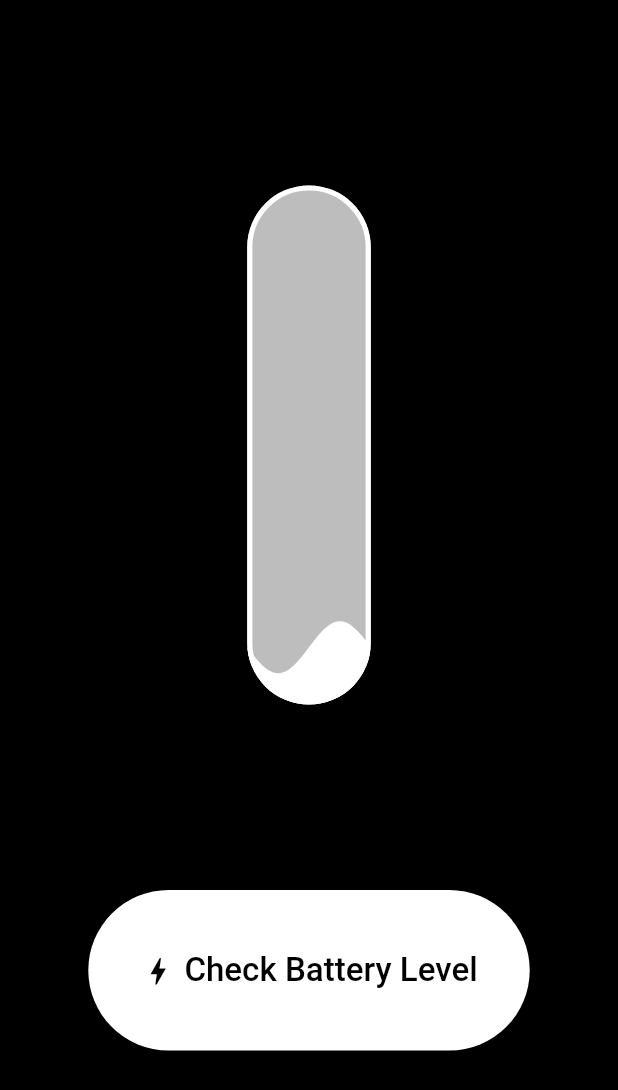
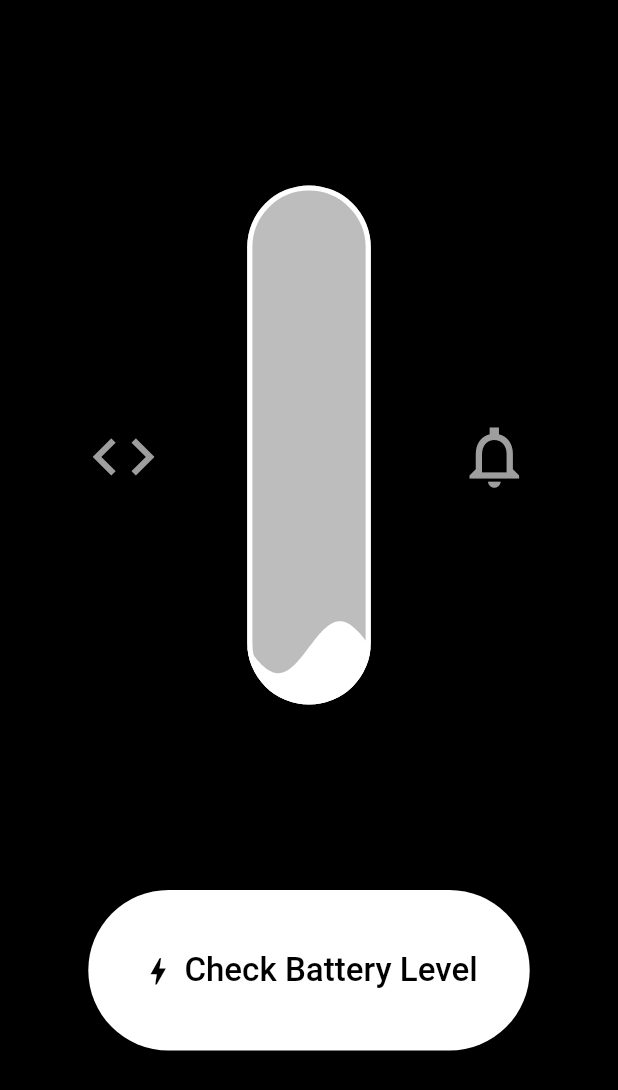
Before and after one commit to devberkay/battery_status, a Flutter app: the screen it shows after launch, on a phone screen of 412 x 824 dp. Shown: the top 1090 px of the screen. Run offline on Flutter 3.47's test engine with Material 2 defaults, Android fonts, the phone set to English and light mode, and no system bars; drawn by our look-alikes of liquid_progress_indicator, loader_overlay; our stand-ins replace flutter_hooks, go_router, hooks_riverpod.

Commit message:
Mar 3, 2023, 9:01 PM

```diff
--- a/lib/view/home/home_page.dart
+++ b/lib/view/home/home_page.dart
@@ -1,5 +1,8 @@
 import 'package:BatteryStatus/view/home/widgets/action_button.dart';
 import 'package:BatteryStatus/view/home/widgets/charging_bar.dart';
+import 'package:BatteryStatus/view/home/widgets/faq.dart';
+import 'package:BatteryStatus/view/home/widgets/notification_bell.dart';
+
 import 'package:flutter/material.dart';
 import 'package:hooks_riverpod/hooks_riverpod.dart';
 
@@ -24,12 +27,12 @@ class _HomePageState extends ConsumerState<HomePage> {
                   children: const [
                     Expanded(
                       flex: 4,
-                      child: SizedBox(),
+                      child: Faq(),
                     ),
                     Expanded(flex: 2, child: ChargingBar()),
                     Expanded(
                       flex: 4,
-                      child: SizedBox(),
+                      child: NotificationBell(),
                     )
                   ],
                 )),
--- /dev/null
+++ b/lib/view/home/widgets/faq.dart
@@ -0,0 +1,24 @@
+import 'package:flutter/material.dart';
+import 'package:hooks_riverpod/hooks_riverpod.dart';
+
+class Faq extends HookConsumerWidget {
+  const Faq({super.key});
+  @override
+  Widget build(BuildContext context, WidgetRef ref) {
+    return LayoutBuilder(builder: (context, constraints) {
+      return IconButton(
+        icon: Icon(
+          Icons.code,
+          size: constraints.maxWidth * 0.3,
+        ),
+        style: IconButton.styleFrom(
+            fixedSize:
+                Size(constraints.maxWidth * 0.3, constraints.maxWidth * 0.3),
+            padding: EdgeInsets.zero,
+            alignment: Alignment.center),
+        onPressed: () {},
+        color: Colors.grey,
+      );
+    });
+  }
+}
--- /dev/null
+++ b/lib/view/home/widgets/notification_bell.dart
@@ -0,0 +1,32 @@
+import 'package:flutter/material.dart';
+import 'package:hooks_riverpod/hooks_riverpod.dart';
+
+final notificationProvider = StateProvider.autoDispose<bool>((ref) {
+  return false;
+});
+
+class NotificationBell extends HookConsumerWidget {
+  const NotificationBell({super.key});
+  @override
+  Widget build(BuildContext context, WidgetRef ref) {
+    final isAllowed = ref.watch(notificationProvider);
+    return LayoutBuilder(builder: (context, constraints) {
+      return IconButton(
+
+        icon: Icon(
+          isAllowed
+              ? Icons.notifications_active_sharp
+              : Icons.notifications_none_sharp,
+          size: constraints.maxWidth * 0.3,
+        ),
+        style: IconButton.styleFrom(
+          fixedSize: Size(constraints.maxWidth * 0.3, constraints.maxWidth * 0.3),
+            padding: EdgeInsets.zero, alignment: Alignment.center),
+        onPressed: () {
+          ref.read(notificationProvider.notifier).state = !isAllowed;
+        },
+        color: Colors.grey,
+      );
+    });
+  }
+}
--- a/lib/view/home/widgets/question_mark.dart
+++ /dev/null
@@ -1,10 +0,0 @@
-import 'package:flutter/material.dart';
-import 'package:hooks_riverpod/hooks_riverpod.dart';
-
-class QuestionMark extends HookConsumerWidget {
-  const QuestionMark({super.key});
-  @override
-  Widget build(BuildContext context, WidgetRef ref) {
-    return Container();
-  }
-}
```
